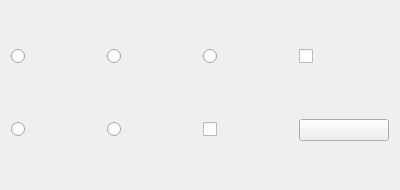
The window that cg3/viewer/internal/drawable_mesh_drawlist_manager.ui (cg3hci/cg3lib) describes before a commit, drawn with Qt 5.
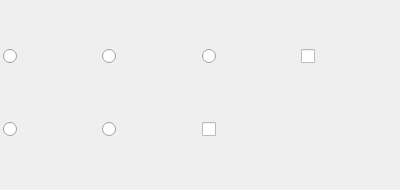
The same window after the commit. Icons and pictures are not drawn.

Diff of the .ui file:
```diff
--- a/cg3/viewer/internal/drawable_mesh_drawlist_manager.ui
+++ b/cg3/viewer/internal/drawable_mesh_drawlist_manager.ui
@@ -14,12 +14,21 @@
    <string>Frame</string>
   </property>
   <layout class="QGridLayout" name="gridLayout">
+   <property name="leftMargin">
+    <number>3</number>
+   </property>
    <property name="topMargin">
     <number>0</number>
    </property>
+   <property name="rightMargin">
+    <number>0</number>
+   </property>
    <property name="bottomMargin">
     <number>0</number>
    </property>
+   <property name="horizontalSpacing">
+    <number>0</number>
+   </property>
    <item row="0" column="1">
     <widget class="QRadioButton" name="flatRadioButton">
      <property name="text">
@@ -121,6 +130,9 @@
       <iconset resource="icons/icons.qrc">
        <normaloff>:/save.png</normaloff>:/save.png</iconset>
      </property>
+     <property name="flat">
+      <bool>true</bool>
+     </property>
     </widget>
    </item>
   </layout>
```
Left out of the diff: 2 changed lines with no effect on the pictures.
